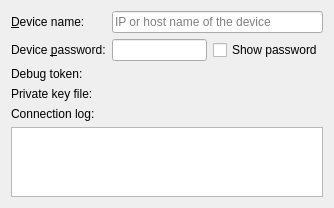
Qt form src/plugins/qnx/blackberrydeviceconfigurationwidget.ui (qt-creator/qt-creator) before a commit.
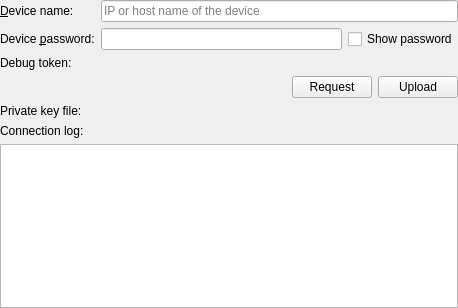
The same form after that commit. Custom widgets are drawn as their Qt base class.

Commit message:
Qnx: Improved layout of BlackBerryDeviceConfigurationWidget
Widget margins has been zeroed so the default margins of
the 'Type Specific' group applies only. Request and Upload buttons
has been placed on a separate row to allow better width stretching.

Task-number: QTCREATORBUG-9981

```diff
--- a/src/plugins/qnx/blackberrydeviceconfigurationwidget.ui
+++ b/src/plugins/qnx/blackberrydeviceconfigurationwidget.ui
@@ -6,11 +6,26 @@
    <rect>
     <x>0</x>
     <y>0</y>
-    <width>334</width>
-    <height>208</height>
+    <width>458</width>
+    <height>308</height>
    </rect>
   </property>
   <layout class="QFormLayout" name="formLayout">
+   <property name="fieldGrowthPolicy">
+    <enum>QFormLayout::AllNonFixedFieldsGrow</enum>
+   </property>
+   <property name="leftMargin">
+    <number>0</number>
+   </property>
+   <property name="topMargin">
+    <number>0</number>
+   </property>
+   <property name="rightMargin">
+    <number>0</number>
+   </property>
+   <property name="bottomMargin">
+    <number>0</number>
+   </property>
    <item row="0" column="0">
     <widget class="QLabel" name="hostNameLabel">
      <property name="text">
@@ -69,30 +84,61 @@
    <item row="2" column="1">
     <widget class="Utils::PathChooser" name="debugToken" native="true"/>
    </item>
-   <item row="3" column="0">
+   <item row="5" column="0">
     <widget class="QLabel" name="keyLabel">
      <property name="text">
       <string>Private key file:</string>
      </property>
     </widget>
    </item>
-   <item row="3" column="1">
+   <item row="5" column="1">
     <widget class="Utils::PathChooser" name="keyFileLineEdit" native="true"/>
    </item>
-   <item row="4" column="0">
+   <item row="6" column="0">
     <widget class="QLabel" name="label">
      <property name="text">
       <string>Connection log:</string>
      </property>
     </widget>
    </item>
-   <item row="5" column="0" colspan="2">
+   <item row="7" column="0" colspan="2">
     <widget class="QPlainTextEdit" name="connectionLog">
      <property name="readOnly">
       <bool>true</bool>
      </property>
     </widget>
    </item>
+   <item row="3" column="1">
+    <layout class="QHBoxLayout" name="horizontalLayout">
+     <item>
+      <spacer name="horizontalSpacer">
+       <property name="orientation">
+        <enum>Qt::Horizontal</enum>
+       </property>
+       <property name="sizeHint" stdset="0">
+        <size>
+         <width>40</width>
+         <height>20</height>
+        </size>
+       </property>
+      </spacer>
+     </item>
+     <item>
+      <widget class="QPushButton" name="requestButton">
+       <property name="text">
+        <string>Request</string>
+       </property>
+      </widget>
+     </item>
+     <item>
+      <widget class="QPushButton" name="uploadButton">
+       <property name="text">
+        <string>Upload</string>
+       </property>
+      </widget>
+     </item>
+    </layout>
+   </item>
   </layout>
   <zorder>keyFileLineEdit</zorder>
   <zorder>hostNameLabel</zorder>
```
Left out of the diff: 15 changed lines with no effect on the pictures. The commit also changes 1 other file.
